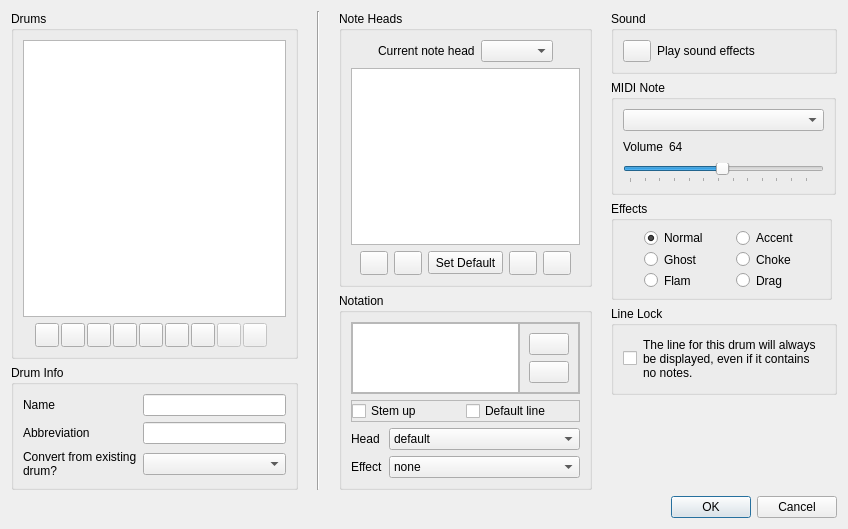
First picture: the form in src/GUI/editKit.ui, repository Whatang/DrumBurp, before the edit.
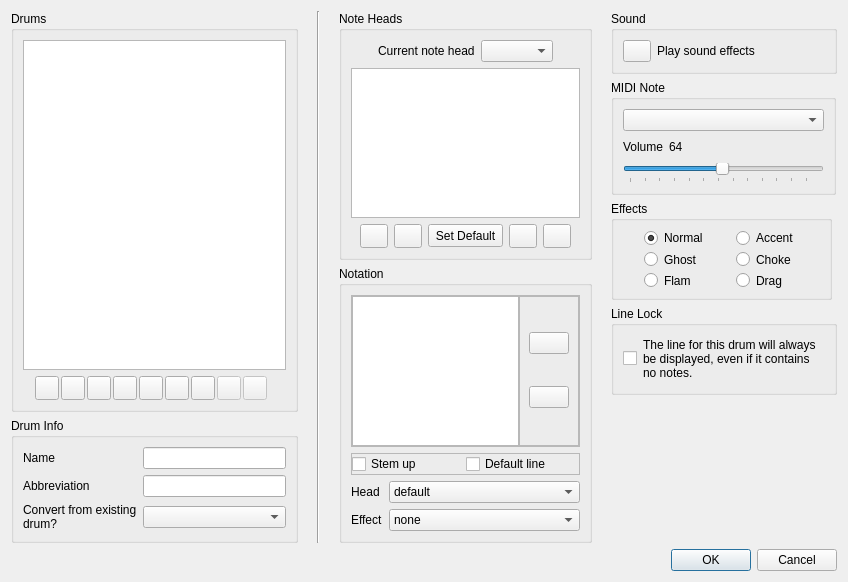
Second picture: the form after the edit. Icons and pictures are not drawn.

```diff
--- a/src/GUI/editKit.ui
+++ b/src/GUI/editKit.ui
@@ -7,7 +7,7 @@
     <x>0</x>
     <y>0</y>
     <width>848</width>
-    <height>517</height>
+    <height>566</height>
    </rect>
   </property>
   <property name="windowTitle">
@@ -585,6 +585,12 @@
         <layout class="QVBoxLayout" name="verticalLayout_7">
          <item>
           <widget class="QGroupBox" name="groupBox">
+           <property name="sizePolicy">
+            <sizepolicy hsizetype="Preferred" vsizetype="MinimumExpanding">
+             <horstretch>0</horstretch>
+             <verstretch>0</verstretch>
+            </sizepolicy>
+           </property>
            <property name="toolTip">
             <string>Define the valid note heads for this drum</string>
            </property>
@@ -647,10 +653,22 @@
             </item>
             <item>
              <widget class="QListWidget" name="noteHeadTable">
+              <property name="sizePolicy">
+               <sizepolicy hsizetype="Expanding" vsizetype="Expanding">
+                <horstretch>0</horstretch>
+                <verstretch>0</verstretch>
+               </sizepolicy>
+              </property>
               <property name="minimumSize">
                <size>
                 <width>214</width>
-                <height>177</height>
+                <height>100</height>
+               </size>
+              </property>
+              <property name="maximumSize">
+               <size>
+                <width>16777215</width>
+                <height>150</height>
                </size>
               </property>
               <property name="toolTip">
@@ -855,12 +873,24 @@
          </item>
          <item>
           <widget class="QGroupBox" name="groupBox_7">
+           <property name="sizePolicy">
+            <sizepolicy hsizetype="Preferred" vsizetype="Fixed">
+             <horstretch>0</horstretch>
+             <verstretch>0</verstretch>
+            </sizepolicy>
+           </property>
            <property name="title">
             <string>Notation</string>
            </property>
            <layout class="QVBoxLayout" name="verticalLayout_3">
             <item>
              <widget class="QFrame" name="frame">
+              <property name="sizePolicy">
+               <sizepolicy hsizetype="Preferred" vsizetype="Fixed">
+                <horstretch>0</horstretch>
+                <verstretch>0</verstretch>
+               </sizepolicy>
+              </property>
               <property name="frameShape">
                <enum>QFrame::StyledPanel</enum>
               </property>
@@ -877,15 +907,21 @@
                <item>
                 <widget class="QGraphicsView" name="noteView">
                  <property name="sizePolicy">
-                  <sizepolicy hsizetype="Expanding" vsizetype="Preferred">
+                  <sizepolicy hsizetype="Expanding" vsizetype="Fixed">
                    <horstretch>0</horstretch>
                    <verstretch>0</verstretch>
                   </sizepolicy>
                  </property>
+                 <property name="minimumSize">
+                  <size>
+                   <width>0</width>
+                   <height>150</height>
+                  </size>
+                 </property>
                  <property name="maximumSize">
                   <size>
                    <width>16777215</width>
-                   <height>100</height>
+                   <height>150</height>
                   </size>
                  </property>
                 </widget>
```
